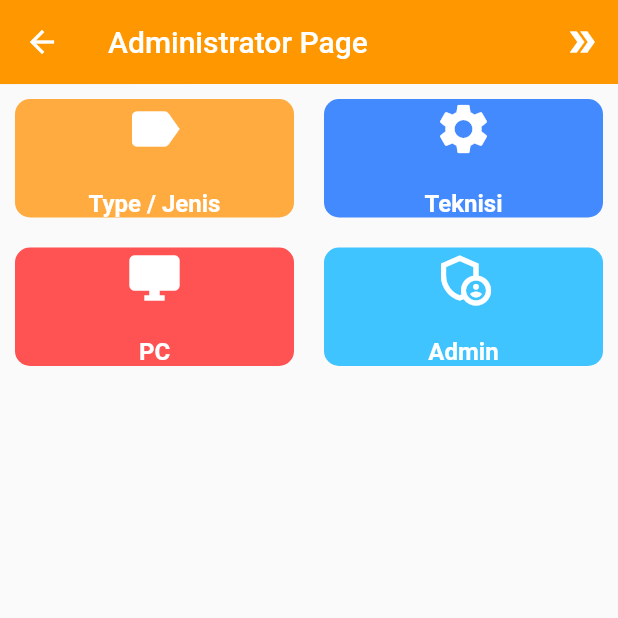
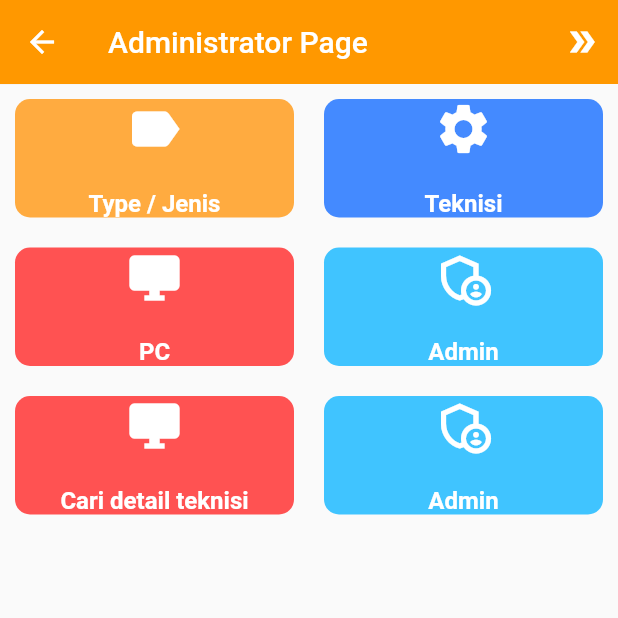
Before and after one commit to Abu-Dzar-Hanif/helpdesk_apps, a Flutter app: the AdminPage screen opened directly with empty values, on a phone screen of 412 x 824 dp, the top half of it. Run offline on Flutter 3.47's test engine with Material 2 defaults, Android fonts, the phone set to English and light mode, and no system bars; our stand-ins replace shared_preferences; missing offline and left inert: autocomplete_textfield_ns; accounts and stored records are empty.

Commit message:
add flutter_typedahead

```diff
--- a/lib/view/AdminPage.dart
+++ b/lib/view/AdminPage.dart
@@ -3,6 +3,7 @@ import 'package:helpdesk_apps/view/DataAdmin.dart';
 import 'package:helpdesk_apps/view/DataJenis.dart';
 import 'package:helpdesk_apps/view/DataPC.dart';
 import 'package:helpdesk_apps/view/DataTeknisi.dart';
+import 'package:helpdesk_apps/view/SearchTeknisi.dart';
 
 // import 'package:cupertino_icons/cupertino_icons.dart';
 class AdminPage extends StatefulWidget {
@@ -205,6 +206,89 @@ class _AdminPageState extends State<AdminPage> {
               ],
             ),
           ),
+          Flexible(
+            flex: 0,
+            child: Row(
+              children: <Widget>[
+                Flexible(
+                    flex: 1,
+                    child: GestureDetector(
+                      onTap: () {
+                        // print("data pc");
+                        Navigator.push(
+                            context,
+                            MaterialPageRoute(
+                                builder: (context) => new SearchTeknisi()));
+                      },
+                      child: new Container(
+                        width: MediaQuery.of(context).size.width,
+                        margin: EdgeInsets.all(10),
+                        decoration: BoxDecoration(
+                            color: Colors.redAccent,
+                            borderRadius: BorderRadius.circular(10)),
+                        child: Column(
+                          mainAxisAlignment: MainAxisAlignment.center,
+                          children: <Widget>[
+                            Icon(
+                              Icons.desktop_windows,
+                              size: 40.0,
+                              color: Colors.white,
+                            ),
+                            SizedBox(
+                              height: 20,
+                            ),
+                            Text(
+                              "Cari detail teknisi",
+                              style: TextStyle(
+                                  color: Colors.white,
+                                  fontSize: 16,
+                                  fontWeight: FontWeight.bold),
+                            ),
+                          ],
+                        ),
+                      ),
+                    )),
+                Flexible(
+                    flex: 1,
+                    child: GestureDetector(
+                      onTap: () {
+                        // print("menu admin");
+                        Navigator.push(
+                            context,
+                            MaterialPageRoute(
+                                builder: (context) => new DataAdmin()));
+                      },
+                      child: new Container(
+                        width: MediaQuery.of(context).size.width,
+                        margin: EdgeInsets.all(10),
+                        decoration: BoxDecoration(
+                            color: Colors.lightBlueAccent,
+                            borderRadius: BorderRadius.circular(10)),
+                        child: Column(
+                          mainAxisAlignment: MainAxisAlignment.center,
+                          children: <Widget>[
+                            Icon(
+                              Icons.admin_panel_settings_outlined,
+                              size: 40.0,
+                              color: Colors.white,
+                            ),
+                            SizedBox(
+                              height: 20,
+                            ),
+                            Text(
+                              "Admin",
+                              style: TextStyle(
+                                  color: Colors.white,
+                                  fontSize: 16,
+                                  fontWeight: FontWeight.bold),
+                            ),
+                          ],
+                        ),
+                      ),
+                    )),
+              ],
+            ),
+          ),
         ],
       ),
     );
--- a/pubspec.yaml
+++ b/pubspec.yaml
@@ -41,6 +41,7 @@ dependencies:
   shared_preferences: ^2.0.0
   # autocomplete_textfield: ^1.7.3
   autocomplete_textfield_ns: ^2.0.0
+  flutter_typeahead: ^3.2.5
 
 dev_dependencies:
   flutter_test:
```
Also changed, not shown: lib/view/SearchTeknisi.dart (+25 -1 lines), pubspec.lock.
